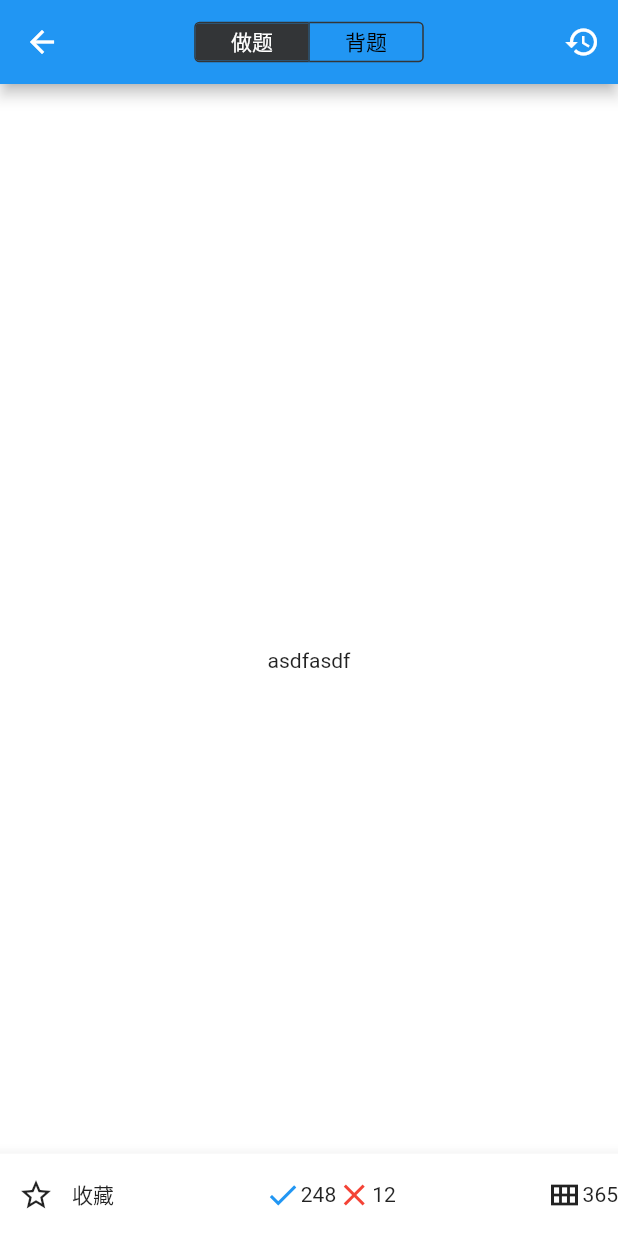
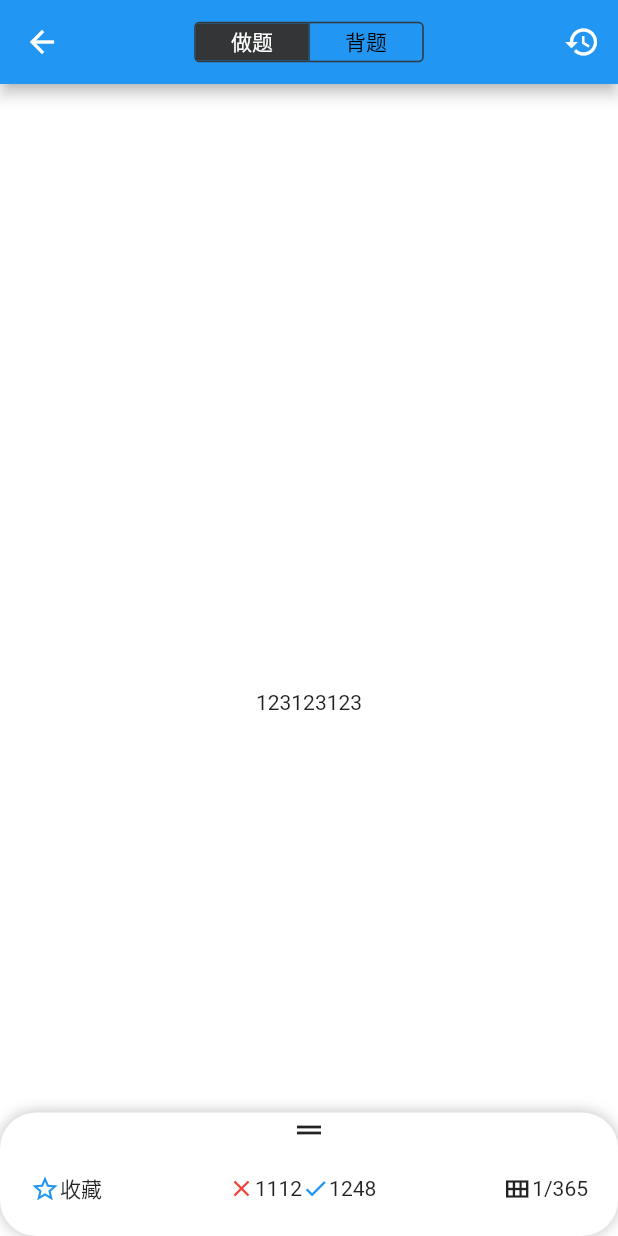
Before and after one commit to 1194117884/ham-tools, a Flutter app: the QuestionPage screen opened by its route, on a phone screen of 412 x 824 dp. Run offline on Flutter 3.47's test engine with Material 2 defaults, Android fonts, the phone set to English and light mode, and no system bars; drawn by our look-alikes of sliding_up_panel; our stand-ins replace get.

Commit message:
:sparkles: 增加题目列表

```diff
--- a/lib/pages/question/question_page.dart
+++ b/lib/pages/question/question_page.dart
@@ -1,6 +1,7 @@
 import 'package:flutter/material.dart';
 import 'package:get/get.dart';
 import 'package:ham_tools/pages/question/question_controller.dart';
+import 'package:sliding_up_panel/sliding_up_panel.dart';
 
 class QuestionPage extends GetView<QuestionController> {
   const QuestionPage({super.key});
@@ -47,25 +48,42 @@ class QuestionPage extends GetView<QuestionController> {
             ),
           ],
         ),
-        body: const Center(
-          child: Text('asdfasdf'),
+        body: SlidingUpPanel(
+          maxHeight: MediaQuery.of(context).size.height * 0.7,
+          minHeight: MediaQuery.of(context).size.height * 0.1,
+          borderRadius: BorderRadius.circular(24),
+          backdropOpacity: 0.2,
+          backdropEnabled: true,
+          panelBuilder: (ScrollController sc) => Column(
+            children: [
+              const Icon(Icons.drag_handle),
+              Padding(
+                padding: EdgeInsets.fromLTRB(
+                  10,
+                  MediaQuery.of(context).size.height * 0.02,
+                  10,
+                  MediaQuery.of(context).size.height * 0.03,
                 ),
-        bottomSheet: BottomAppBar(
-          child: SizedBox(
-            height: 55.0,
                 child: Row(
                   mainAxisAlignment: MainAxisAlignment.spaceBetween,
                   crossAxisAlignment: CrossAxisAlignment.center,
                   children: [
-                Wrap(
+                    GestureDetector(
+                      onTap: controller.collect,
+                      child: Wrap(
                         crossAxisAlignment: WrapCrossAlignment.center,
                         children: [
                           IconButton(
-                      onPressed: controller.collect,
+                            padding: const EdgeInsets.fromLTRB(10, 0, 0, 0),
+                            constraints: const BoxConstraints(),
+                            color: Colors.blue,
+                            iconSize: 20,
+                            onPressed: () => {},
                             icon: controller.collectIcon,
                           ),
-                    const Text("收藏"),
+                          const Text('收藏'),
                         ],
+                      ),
                     ),
                     Wrap(
                       crossAxisAlignment: WrapCrossAlignment.center,
@@ -73,28 +91,69 @@ class QuestionPage extends GetView<QuestionController> {
                         Wrap(
                           crossAxisAlignment: WrapCrossAlignment.center,
                           children: const [
-                        Icon(Icons.check, color: Colors.blue),
-                        Text('248')
+                            Icon(
+                              Icons.close,
+                              color: Colors.red,
+                              size: 18,
+                            ),
+                            Text('1112'),
                           ],
                         ),
                         Wrap(
                           crossAxisAlignment: WrapCrossAlignment.center,
                           children: const [
-                        Icon(Icons.close, color: Colors.red),
-                        Text('12')
+                            Icon(
+                              Icons.check,
+                              color: Colors.blue,
+                              size: 18,
+                            ),
+                            Text('1248'),
                           ],
                         ),
                       ],
                     ),
-                Wrap(
+                    GestureDetector(
+                      child: Wrap(
                         crossAxisAlignment: WrapCrossAlignment.center,
                         children: const [
-                    Icon(Icons.view_module_outlined),
-                    Text('365')
-                  ],
+                          Icon(
+                            Icons.view_module_outlined,
+                            size: 20,
+                          ),
+                          Padding(
+                            padding: EdgeInsets.fromLTRB(0, 0, 10, 0),
+                            child: Text(
+                              '1/365',
+                            ),
                           ),
                         ],
                       ),
+                    ),
+                  ],
+                ),
+              ),
+              Container(
+                height: MediaQuery.of(context).size.height * 0.6,
+                child: GridView.builder(
+                  controller: sc,
+                  gridDelegate: const SliverGridDelegateWithFixedCrossAxisCount(
+                    crossAxisCount: 6,
+                  ),
+                  itemCount: 1300,
+                  scrollDirection: Axis.vertical,
+                  itemBuilder: (BuildContext context, int index) {
+                    return Card(
+                      shadowColor: Colors.blue,
+                      shape: const CircleBorder(),
+                      child: Center(child: Text('$index')),
+                    );
+                  },
+                ),
+              ),
+            ],
+          ),
+          body: const Center(
+            child: Text('123123123'),
           ),
         ),
       );
--- a/pubspec.yaml
+++ b/pubspec.yaml
@@ -36,6 +36,7 @@ dependencies:
   # Use with the CupertinoIcons class for iOS style icons.
   cupertino_icons: ^1.0.2
   get: ^4.6.5
+  sliding_up_panel: ^2.0.0+1
 
 dev_dependencies:
   flutter_test:
```
Lines whose indentation alone changed are shown as unchanged.
